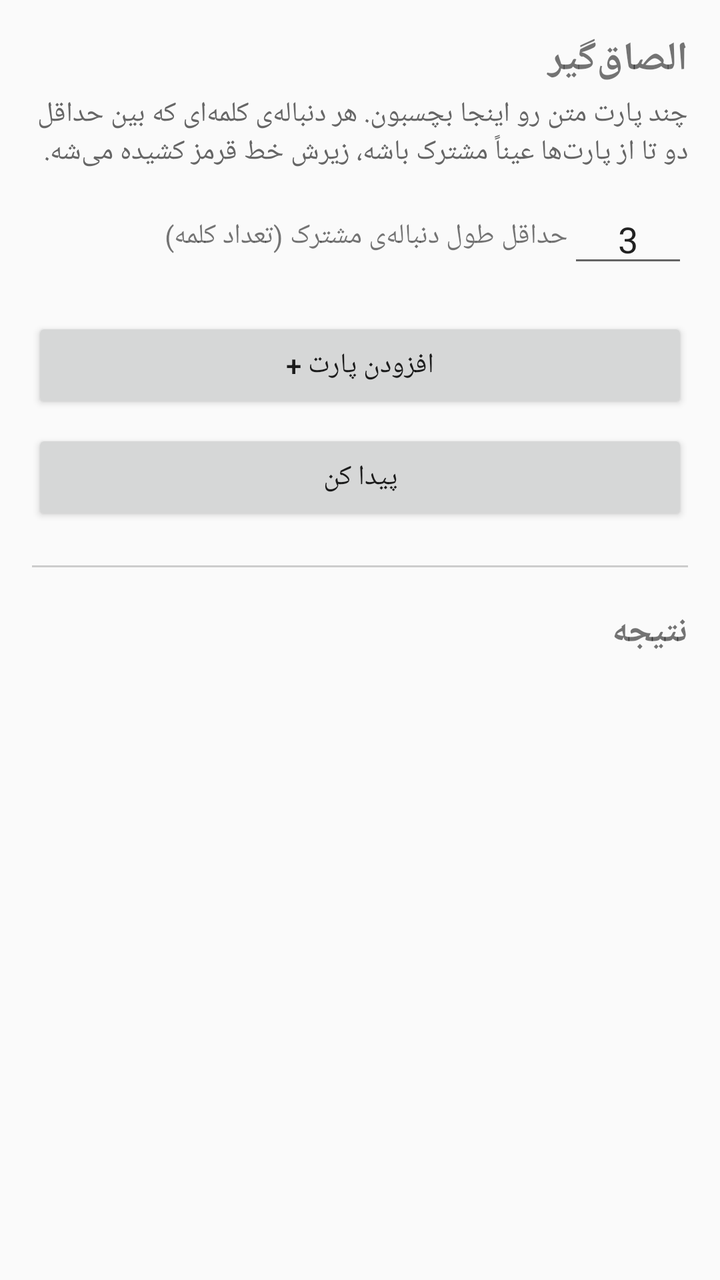
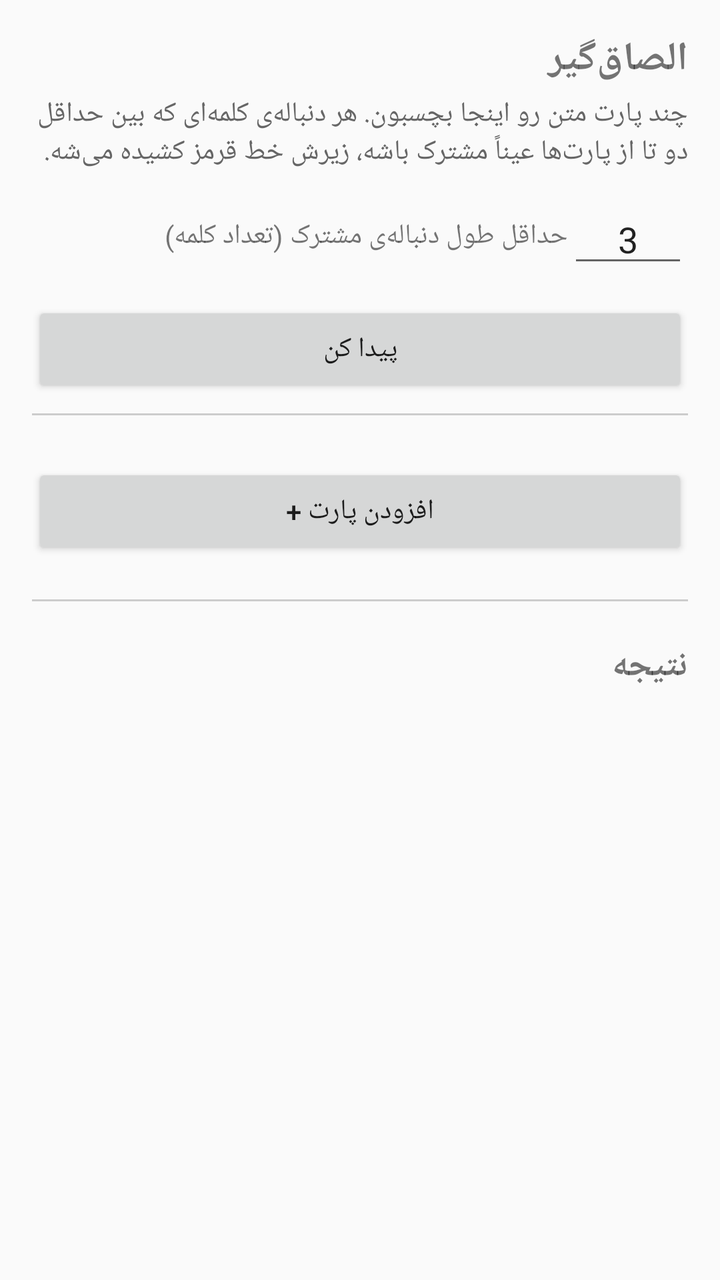

Before-and-after screenshots of an Android layout around one commit, followed by the original layout XML and the change that was made.
<!-- AndroidManifest.xml: application theme Theme.AppCompat.Light -->
<!-- res/layout/activity_overlap_finder.xml -->
<?xml version="1.0" encoding="utf-8"?>
<ScrollView xmlns:android="http://schemas.android.com/apk/res/android"
    android:layout_width="match_parent"
    android:layout_height="match_parent">

    <LinearLayout
        android:layout_width="match_parent"
        android:layout_height="wrap_content"
        android:orientation="vertical"
        android:padding="16dp">

        <TextView
            android:layout_width="match_parent"
            android:layout_height="wrap_content"
            android:text="الصاق‌گیر"
            android:textStyle="bold"
            android:textSize="20sp"
            android:paddingBottom="4dp" />

        <TextView
            android:layout_width="match_parent"
            android:layout_height="wrap_content"
            android:textColor="#666666"
            android:paddingBottom="12dp"
            android:text="چند پارت متن رو اینجا بچسبون. هر دنباله‌ی کلمه‌ای که بین حداقل دو تا از پارت‌ها عیناً مشترک باشه، زیرش خط قرمز کشیده می‌شه." />

        <LinearLayout
            android:layout_width="match_parent"
            android:layout_height="wrap_content"
            android:orientation="horizontal"
            android:gravity="center_vertical"
            android:paddingBottom="12dp">

            <TextView
                android:layout_width="0dp"
                android:layout_height="wrap_content"
                android:layout_weight="1"
                android:text="حداقل طول دنباله‌ی مشترک (تعداد کلمه)" />

            <EditText
                android:id="@+id/edtMinLength"
                android:layout_width="60dp"
                android:layout_height="wrap_content"
                android:inputType="number"
                android:gravity="center"
                android:text="3" />
        </LinearLayout>

        <LinearLayout
            android:id="@+id/partsContainer"
            android:layout_width="match_parent"
            android:layout_height="wrap_content"
            android:orientation="vertical" />

        <Button
            android:id="@+id/btnAddPart"
            android:layout_width="match_parent"
            android:layout_height="wrap_content"
            android:layout_marginTop="8dp"
            android:text="افزودن پارت +" />

        <Button
            android:id="@+id/btnFindOverlap"
            android:layout_width="match_parent"
            android:layout_height="wrap_content"
            android:layout_marginTop="8dp"
            android:text="پیدا کن" />

        <ProgressBar
            android:id="@+id/progressBarOverlap"
            android:layout_width="wrap_content"
            android:layout_height="wrap_content"
            android:layout_gravity="center"
            android:layout_marginTop="12dp"
            android:visibility="gone" />

        <View
            android:layout_width="match_parent"
            android:layout_height="1dp"
            android:background="#CCCCCC"
            android:layout_marginVertical="20dp" />

        <TextView
            android:layout_width="match_parent"
            android:layout_height="wrap_content"
            android:text="نتیجه"
            android:textStyle="bold"
            android:textSize="18sp"
            android:paddingBottom="8dp" />

        <LinearLayout
            android:id="@+id/resultsContainer"
            android:layout_width="match_parent"
            android:layout_height="wrap_content"
            android:orientation="vertical" />

    </LinearLayout>
</ScrollView>
<!-- resources referenced by this layout -->
<resources>

</resources>

<!-- the commit's change to res/layout/activity_overlap_finder.xml (unified diff, before → after) -->
@@ -1,5 +1,6 @@
 <?xml version="1.0" encoding="utf-8"?>
 <ScrollView xmlns:android="http://schemas.android.com/apk/res/android"
+    android:id="@+id/scrollRoot"
     android:layout_width="match_parent"
     android:layout_height="match_parent">
 
@@ -46,6 +47,27 @@
                 android:text="3" />
         </LinearLayout>
 
+        <Button
+            android:id="@+id/btnFindOverlap"
+            android:layout_width="match_parent"
+            android:layout_height="wrap_content"
+            android:layout_marginBottom="8dp"
+            android:text="پیدا کن" />
+
+        <ProgressBar
+            android:id="@+id/progressBarOverlap"
+            android:layout_width="wrap_content"
+            android:layout_height="wrap_content"
+            android:layout_gravity="center"
+            android:layout_marginBottom="12dp"
+            android:visibility="gone" />
+
+        <View
+            android:layout_width="match_parent"
+            android:layout_height="1dp"
+            android:background="#CCCCCC"
+            android:layout_marginBottom="16dp" />
+
         <LinearLayout
             android:id="@+id/partsContainer"
             android:layout_width="match_parent"
@@ -59,21 +81,6 @@
             android:layout_marginTop="8dp"
             android:text="افزودن پارت +" />
 
-        <Button
-            android:id="@+id/btnFindOverlap"
-            android:layout_width="match_parent"
-            android:layout_height="wrap_content"
-            android:layout_marginTop="8dp"
-            android:text="پیدا کن" />
-
-        <ProgressBar
-            android:id="@+id/progressBarOverlap"
-            android:layout_width="wrap_content"
-            android:layout_height="wrap_content"
-            android:layout_gravity="center"
-            android:layout_marginTop="12dp"
-            android:visibility="gone" />
-
         <View
             android:layout_width="match_parent"
             android:layout_height="1dp"
@@ -81,6 +88,7 @@
             android:layout_marginVertical="20dp" />
 
         <TextView
+            android:id="@+id/resultsHeading"
             android:layout_width="match_parent"
             android:layout_height="wrap_content"
             android:text="نتیجه"
